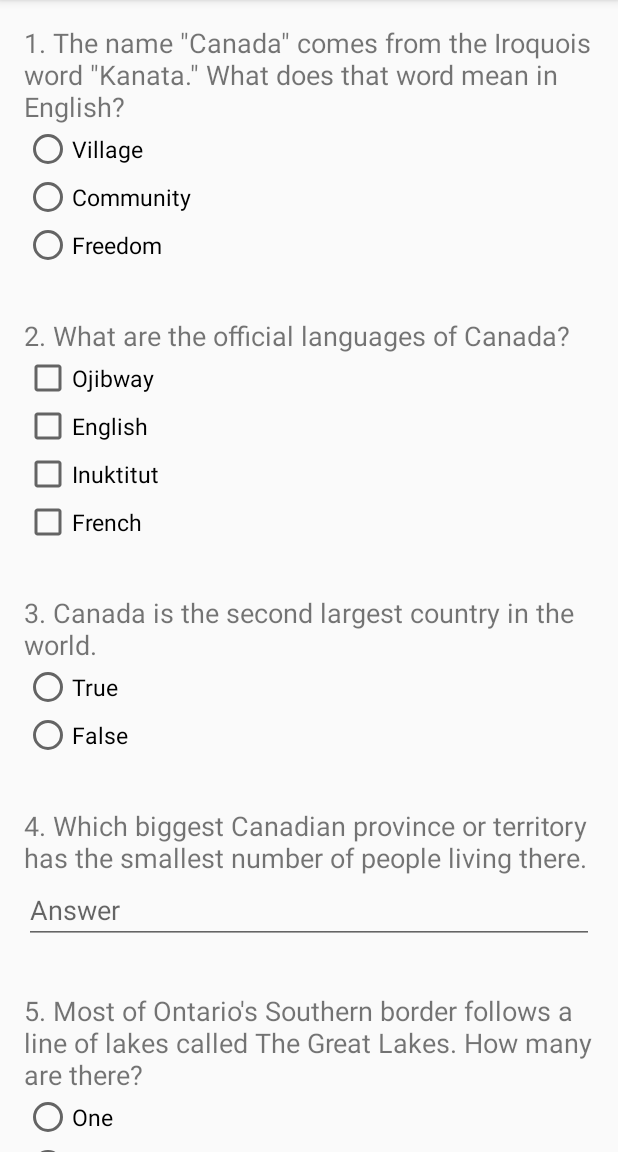
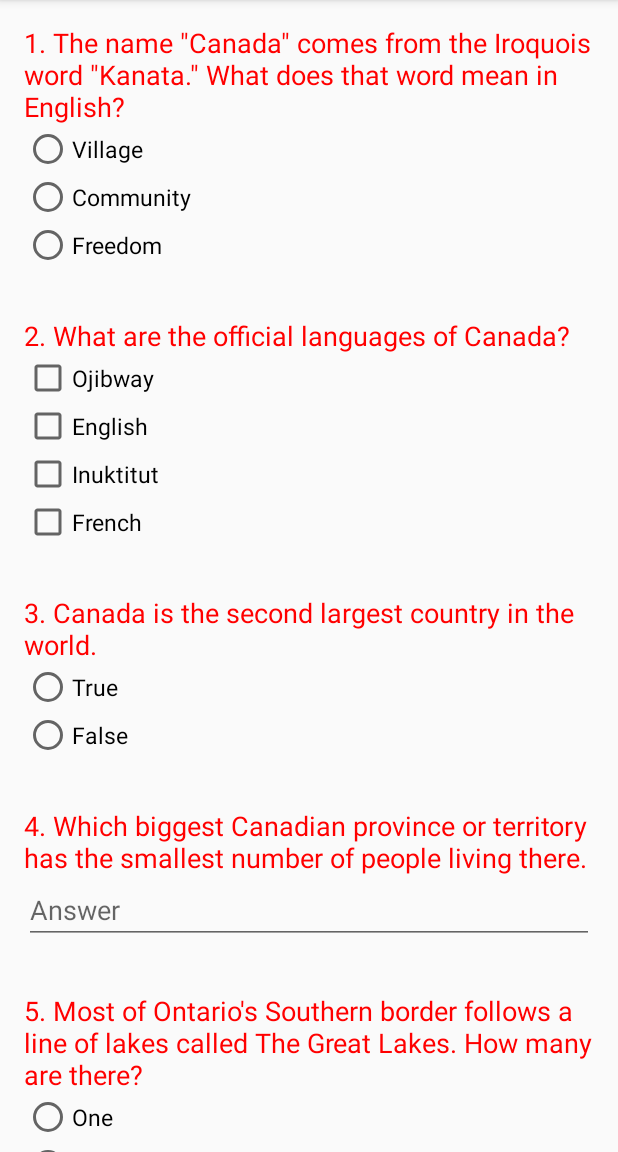
Before and after one commit to vithumathi/Android-Applications, an Android app: the screen it shows after launch (MainActivity), on a phone screen of 412 x 824 dp, the part 84-1236 px from its top. Run offline under Robolectric (Android 15) with nearby library versions, the light colour scheme and no system bars.

Commit message:
Added styles to question

```diff
--- a/HowCanadianareyou/app/src/main/res/layout/activity_main.xml
+++ b/HowCanadianareyou/app/src/main/res/layout/activity_main.xml
@@ -28,6 +28,7 @@
             android:padding="16dp">
 
             <TextView
+                style="@style/Questions"
                 android:layout_width="match_parent"
                 android:layout_height="wrap_content"
                 android:text="@string/question1"
@@ -50,10 +51,6 @@
                 android:layout_height="wrap_content"
                 android:text="@string/q1c3"
                 android:textSize="@dimen/answer_font_size"/>
-
-
-
-
         </LinearLayout>
 
         <LinearLayout
@@ -63,6 +60,7 @@
             android:padding="16dp">
 
             <TextView
+                style="@style/Questions"
                 android:layout_width="match_parent"
                 android:layout_height="wrap_content"
                 android:text="@string/question2"
@@ -101,6 +99,7 @@
             android:padding="16dp">
 
             <TextView
+                style="@style/Questions"
                 android:layout_width="match_parent"
                 android:layout_height="wrap_content"
                 android:text="@string/question3"
@@ -127,6 +126,7 @@
             android:padding="16dp">
 
             <TextView
+                style="@style/Questions"
                 android:layout_width="match_parent"
                 android:layout_height="wrap_content"
                 android:text="@string/question4"
@@ -146,6 +146,7 @@
             android:padding="16dp">
 
             <TextView
+                style="@style/Questions"
                 android:layout_width="match_parent"
                 android:layout_height="wrap_content"
                 android:text="@string/question5"
--- a/HowCanadianareyou/app/src/main/res/values/styles.xml
+++ b/HowCanadianareyou/app/src/main/res/values/styles.xml
@@ -8,4 +8,8 @@
         <item name="colorAccent">@color/colorAccent</item>
     </style>
 
+    <style name="Questions" parent="TextAppearance.AppCompat">
+        <item name="android:textColor">#FF0000</item>
+    </style>
+
 </resources>
```
